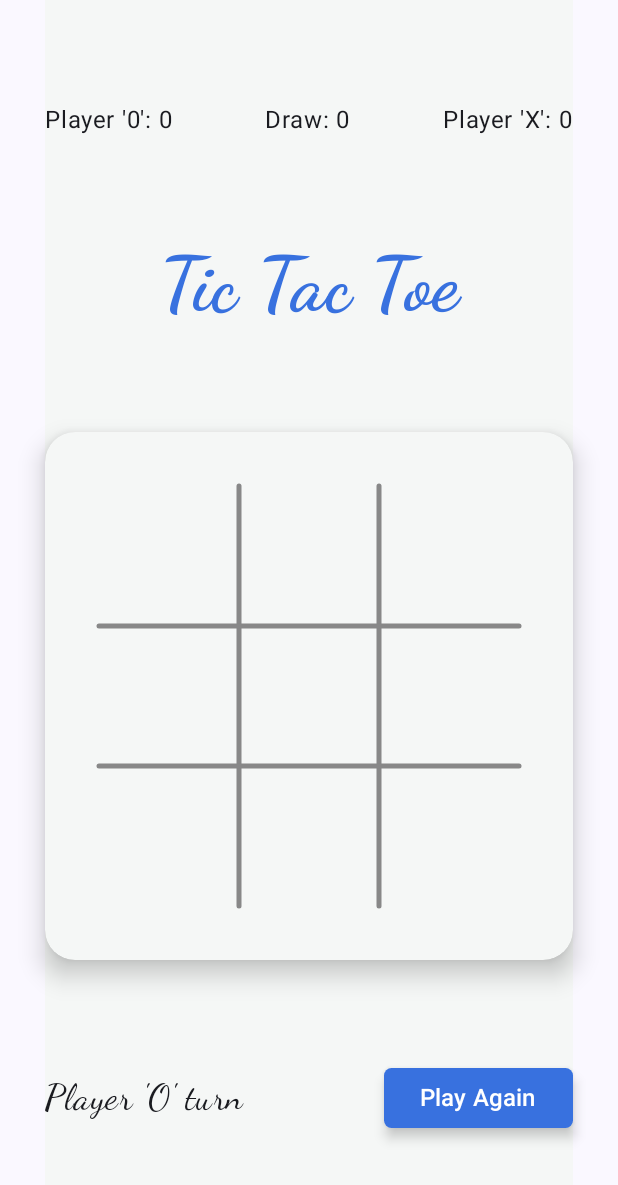
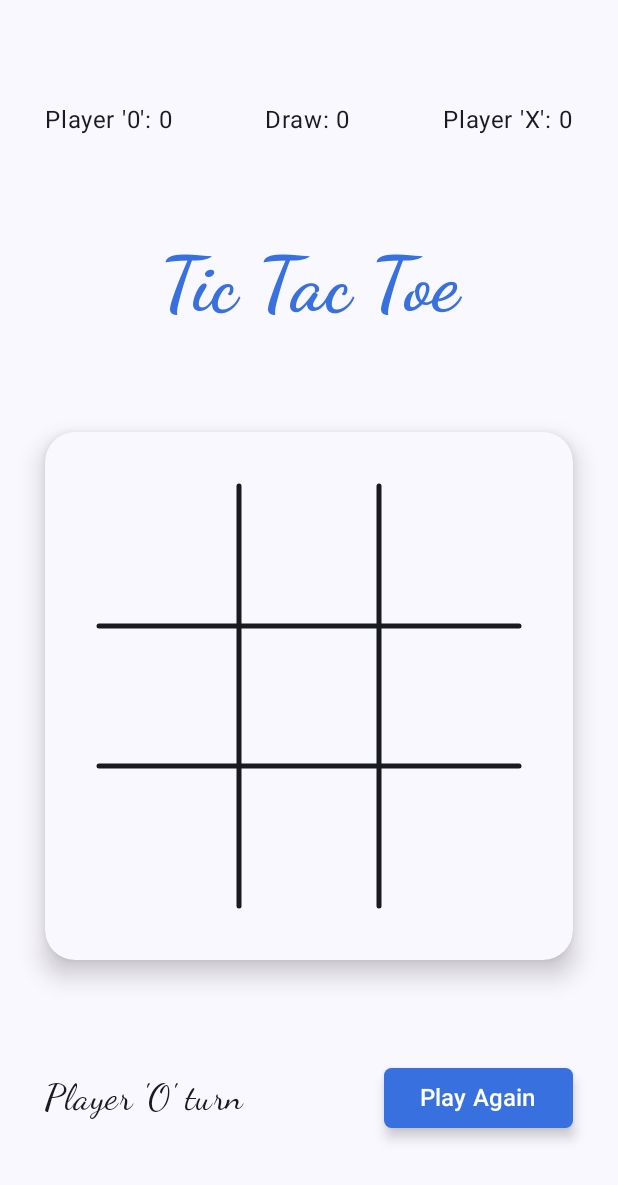
Before and after one commit to KanhaiyaSinghSisodiya/TicTacToe, an Android app built with Jetpack Compose: the screen it shows after launch (MainActivity), after a tap on "Play Again", on a phone screen of 412 x 824 dp. Shown: the top 1185 px of the screen. Run offline under Robolectric (Android 15) with nearby library versions, the phone set to English and light mode, and no system bars.

Commit message:
Initial commit

```diff
--- a/app/build.gradle.kts
+++ b/app/build.gradle.kts
@@ -55,6 +55,7 @@ dependencies {
     implementation("androidx.lifecycle:lifecycle-viewmodel-compose:2.6.1")
 
 
+
     implementation(libs.core.ktx)
     implementation(libs.lifecycle.runtime.ktx)
     implementation(libs.activity.compose)
--- a/app/src/main/java/com/example/tictactoe/Components.kt
+++ b/app/src/main/java/com/example/tictactoe/Components.kt
@@ -3,6 +3,8 @@ package com.example.tictactoe
 import androidx.compose.foundation.Canvas
 import androidx.compose.foundation.layout.padding
 import androidx.compose.foundation.layout.size
+import androidx.compose.material3.ColorScheme
+import androidx.compose.material3.MaterialTheme
 import androidx.compose.runtime.Composable
 import androidx.compose.ui.Modifier
 import androidx.compose.ui.geometry.Offset
@@ -13,41 +15,45 @@ import androidx.compose.ui.tooling.preview.Preview
 import androidx.compose.ui.unit.dp
 import com.example.tictactoe.ui.theme.Aqua
 import com.example.tictactoe.ui.theme.GreenishYellow
+import com.example.tictactoe.ui.theme.TicTacToeTheme
 
 @Composable
 fun BoardBase() {
+    TicTacToeTheme {
+        val cl = MaterialTheme.colorScheme.onBackground
         Canvas(modifier = Modifier
             .size(300.dp)
             .padding(10.dp)
         ) {
             drawLine(
-            color = Color.Gray,
+                color = cl,
                 strokeWidth = 5f,
                 cap = StrokeCap.Round,
                 start = Offset(x=size.width/3,y= 0f),
                 end = Offset(x =size.width/3, y=size.height)
             )
             drawLine(
-            color = Color.Gray,
+                color = cl,
                 strokeWidth = 5f,
                 cap = StrokeCap.Round,
                 start = Offset(x=size.width*2/3,y= 0f),
                 end = Offset(x = size.width*2/3, y=size.height)
             )
             drawLine(
-            color = Color.Gray,
+                color = cl,
                 strokeWidth = 5f,
                 cap = StrokeCap.Round,
                 start = Offset(x=0f,y= size.height/3),
                 end = Offset(x = size.width, y=size.height/3)
             )
             drawLine(
-            color = Color.Gray,
+                color = cl,
                 strokeWidth = 5f,
                 cap = StrokeCap.Round,
                 start = Offset(x=0f,y= size.height*2/3),
                 end = Offset(x = size.width, y=size.height*2/3)
             )
+        }
     }
 }
 
--- a/app/src/main/java/com/example/tictactoe/GameScreen.kt
+++ b/app/src/main/java/com/example/tictactoe/GameScreen.kt
@@ -15,6 +15,7 @@ import androidx.compose.foundation.lazy.grid.LazyVerticalGrid
 import androidx.compose.foundation.shape.RoundedCornerShape
 import androidx.compose.material3.Button
 import androidx.compose.material3.ButtonDefaults
+import androidx.compose.material3.MaterialTheme
 import androidx.compose.material3.Text
 import androidx.compose.runtime.Composable
 import androidx.compose.ui.Alignment
@@ -25,21 +26,20 @@ import androidx.compose.ui.graphics.Color
 import androidx.compose.ui.text.font.FontFamily
 import androidx.compose.ui.text.font.FontWeight
 import androidx.compose.ui.text.style.TextAlign
-import androidx.compose.ui.tooling.preview.Preview
 import androidx.compose.ui.unit.dp
 import androidx.compose.ui.unit.sp
 import com.example.tictactoe.ui.theme.BlueCustom
-import com.example.tictactoe.ui.theme.GrayBackground
+import androidx.lifecycle.viewmodel.compose.viewModel
 
 @Composable
 fun GameScreen(
-    viewModel: GameViewModel
+    viewModel: GameViewModel = viewModel()
 ) {
     val state = viewModel.state
     Column(modifier = Modifier
         .fillMaxSize()
         .padding(horizontal = 30.dp)
-        .background(GrayBackground),
+        .background(MaterialTheme.colorScheme.background),
         horizontalAlignment = Alignment.CenterHorizontally,
         verticalArrangement = Arrangement.SpaceEvenly
         ) {
@@ -62,12 +62,12 @@ fun GameScreen(
                 shape = RoundedCornerShape(20.dp)
             )
             .clip(RoundedCornerShape(20.dp))
-            .background(GrayBackground),
+            .background(MaterialTheme.colorScheme.background),
             contentAlignment = Alignment.Center
         ) {
             BoardBase()
             LazyVerticalGrid(modifier = Modifier
-                .fillMaxWidth(0.9f)
+                .fillMaxWidth()
                 .aspectRatio(1f),
                 columns = GridCells.Fixed(3)) {
                 viewModel.boardItem.forEach {
--- a/app/src/main/java/com/example/tictactoe/GameState.kt
+++ b/app/src/main/java/com/example/tictactoe/GameState.kt
@@ -10,7 +10,7 @@ data class GameState(
     var playerCircleCount:Int =0,
     var playerCrossCount: Int = 0,
     var drawCount: Int = 0,
-    val hintText: String = "Player 'O' turn",
+    var hintText: String = "Player 'O' turn",
     val currentTurn: BoardCellValue = BoardCellValue.CIRCLE,
     var victoryType: VictoryType = VictoryType.NONE,
     var hasWon: Boolean = false
--- a/app/src/main/java/com/example/tictactoe/GameViewModel.kt
+++ b/app/src/main/java/com/example/tictactoe/GameViewModel.kt
@@ -4,6 +4,7 @@ import androidx.compose.runtime.getValue
 import androidx.compose.runtime.mutableStateOf
 import androidx.compose.runtime.setValue
 import androidx.lifecycle.ViewModel
+import kotlin.random.Random
 
 class GameViewModel: ViewModel() {
 
@@ -22,7 +23,7 @@ class GameViewModel: ViewModel() {
         9 to BoardCellValue.NONE
     ))
 
-    var k =0;
+    private var k =0;
 
     fun onAction(action: UserAction) {
         when(action) {
@@ -38,9 +39,19 @@ class GameViewModel: ViewModel() {
                     8 to BoardCellValue.NONE,
                     9 to BoardCellValue.NONE
                 )
+                var jk = ""
+                if (state.currentTurn == BoardCellValue.CIRCLE) {
+                    jk = "Player 'O' turn"
+                }
+                else {
+                    jk = "Player 'X' turn"
+                }
+
                 state = state.copy(victoryType = VictoryType.NONE,
-                    hasWon = false
-                    )
+                    hasWon = false,
+
+                    hintText = jk
+                )
                 k=0
             }
             is UserAction.BoardTapped ->
@@ -49,15 +60,21 @@ class GameViewModel: ViewModel() {
                     k++;
                     addValueToBoard(action.cellNumber)
                     if(hasWon()) {
+
                         state.hasWon = true
                         if(boardItem[action.cellNumber] == BoardCellValue.CROSS) {
                             state.playerCrossCount++
+                            state.hintText = "Player 'X' won"
                         }
                         else if(boardItem[action.cellNumber] == BoardCellValue.CIRCLE) {
                             state.playerCircleCount++
+                            state.hintText = "Player 'O' won"
                         }
                     }
-                    else if(k==9)    state.drawCount++
+                    else if(k==9)  {
+                        state.drawCount++
+                        state.hintText = "Draw"
+                    }
                 }
             }
         }
--- a/app/src/main/java/com/example/tictactoe/MainActivity.kt
+++ b/app/src/main/java/com/example/tictactoe/MainActivity.kt
@@ -7,7 +7,6 @@ import androidx.compose.foundation.layout.fillMaxSize
 import androidx.compose.material3.MaterialTheme
 import androidx.compose.material3.Surface
 import androidx.compose.ui.Modifier
-import androidx.lifecycle.ViewModel
 import com.example.tictactoe.ui.theme.TicTacToeTheme
 
 class MainActivity : ComponentActivity() {
@@ -21,7 +20,10 @@ class MainActivity : ComponentActivity() {
                     color = MaterialTheme.colorScheme.background
                 ) {
                     GameScreen(
-                        GameViewModel()
+                    // turn hint should be removed by win notification
+                        //state is getting zero on orientation configuration change
+                        // is not working on landscape orientation
+
                     )
                 }
             }
--- a/app/src/main/java/com/example/tictactoe/ui/theme/Theme.kt
+++ b/app/src/main/java/com/example/tictactoe/ui/theme/Theme.kt
@@ -10,6 +10,7 @@ import androidx.compose.material3.dynamicLightColorScheme
 import androidx.compose.material3.lightColorScheme
 import androidx.compose.runtime.Composable
 import androidx.compose.runtime.SideEffect
+import androidx.compose.ui.graphics.Color
 import androidx.compose.ui.graphics.toArgb
 import androidx.compose.ui.platform.LocalContext
 import androidx.compose.ui.platform.LocalView
@@ -25,7 +26,8 @@ private val LightColorScheme = lightColorScheme(
     primary = Purple40,
     secondary = PurpleGrey40,
     tertiary = Pink40,
-    background = GrayBackground
+    background = GrayBackground,
+    onBackground = Color.Gray
 
 
     /* Other default colors to override
@@ -59,8 +61,9 @@ fun TicTacToeTheme(
     if (!view.isInEditMode) {
         SideEffect {
             val window = (view.context as Activity).window
-            window.statusBarColor = GrayBackground.toArgb()
-            WindowCompat.getInsetsController(window, view).isAppearanceLightStatusBars = true
+            window.statusBarColor = colorScheme.background.toArgb()
+            window.navigationBarColor = colorScheme.background.toArgb()
+            WindowCompat.getInsetsController(window, view).isAppearanceLightStatusBars = !darkTheme
         }
     }
 
```
Lines whose indentation alone changed are shown as unchanged.
